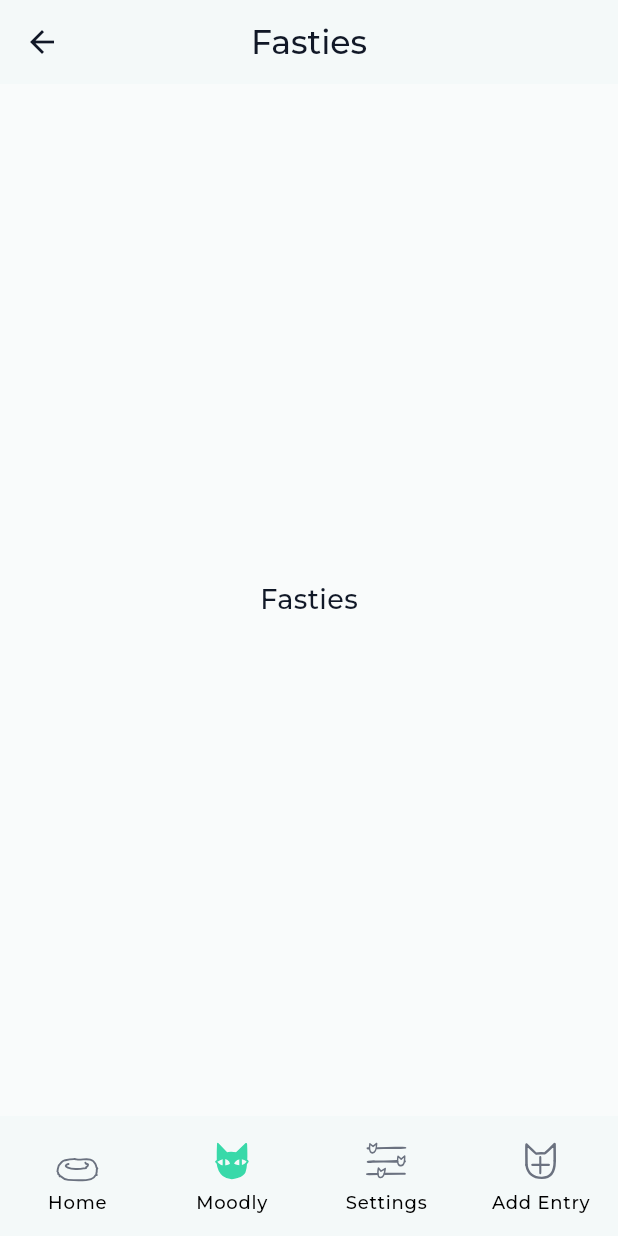
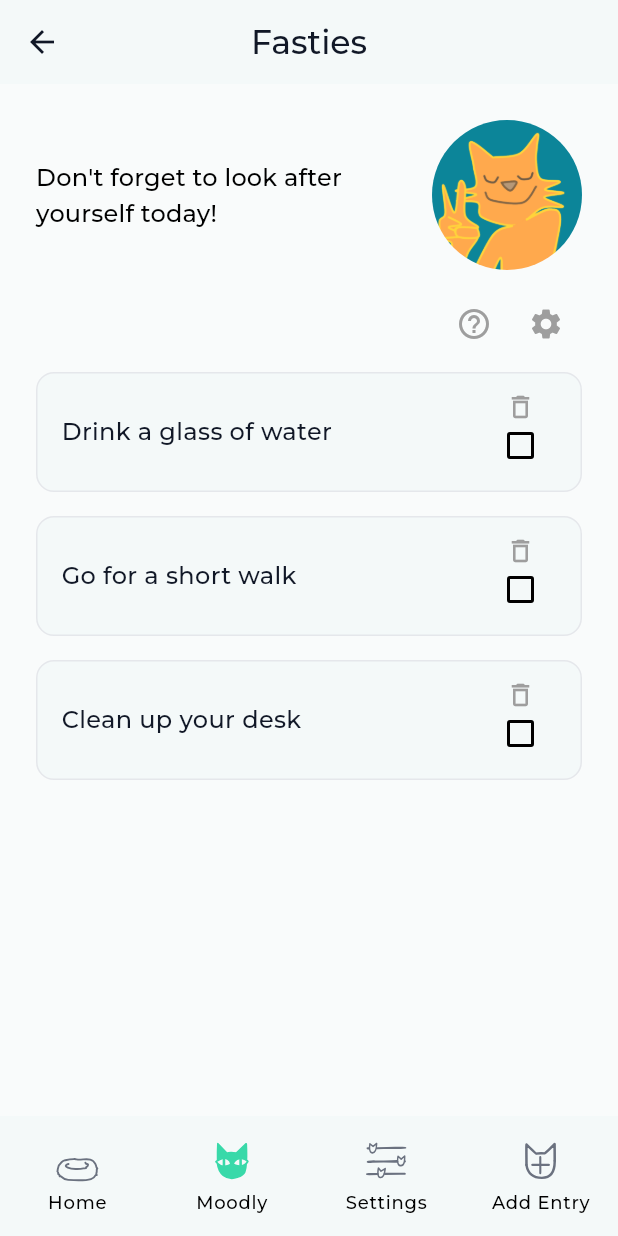
Before and after one commit to codemalcolm/moodly_client, a Flutter app: the screen it shows after launch, item 2 of the bottom bar chosen, on a phone screen of 412 x 824 dp. Run offline on Flutter 3.47's test engine with Material 3 defaults, Android fonts, the phone set to English and light mode, and no system bars; our stand-ins replace flutter_svg, image_picker; network calls fail; project files that could hold a hidden picture were left out.

Commit message:
implement fasties screen

```diff
--- a/lib/screens/all_entries_screen.dart
+++ b/lib/screens/all_entries_screen.dart
@@ -5,6 +5,8 @@ class AllEntriesScreen extends StatelessWidget {
 
   @override
   Widget build(BuildContext context) {
-    return Center(child: Text('All Entries', style: TextStyle(fontSize: 18)));
+    return Center(
+      child: Text('Journal (all entries)', style: TextStyle(fontSize: 18)),
+    );
   }
 }
--- a/lib/screens/fasties_screen.dart
+++ b/lib/screens/fasties_screen.dart
@@ -1,10 +1,107 @@
+import 'dart:convert';
 import 'package:flutter/material.dart';
+import 'package:flutter/services.dart' show rootBundle;
+import 'package:moodly_client/widgets/fastie_task_card.dart';
 
-class FastiesScreen extends StatelessWidget {
+class FastiesScreen extends StatefulWidget {
   const FastiesScreen({super.key});
 
   @override
+  State<FastiesScreen> createState() => _FastiesScreenState();
+}
+
+class _FastiesScreenState extends State<FastiesScreen> {
+  List<Map<String, dynamic>> allFasties = [];
+  List<Map<String, dynamic>> fasties = [];
+
+  @override
+  void initState() {
+    super.initState();
+    loadFasties();
+  }
+
+  Future<void> loadFasties() async {
+    final String jsonString = await rootBundle.loadString(
+      'assets/data/fasties.json',
+    );
+    final List<dynamic> jsonList = json.decode(jsonString);
+    allFasties = jsonList.cast<Map<String, dynamic>>();
+    setState(() {
+      fasties = allFasties.take(3).toList();
+    });
+  }
+
+  void replaceFastie(int index) {
+    final usedTasks = fasties.map((f) => f['task']).toSet();
+    final remaining =
+        allFasties.where((f) => !usedTasks.contains(f['task'])).toList();
+    if (remaining.isNotEmpty) {
+      setState(() {
+        fasties[index] = remaining.first;
+      });
+    }
+  }
+
+  @override
   Widget build(BuildContext context) {
-    return Center(child: Text('Fasties', style: TextStyle(fontSize: 18)));
+    final theme = Theme.of(context);
+    return SingleChildScrollView(
+      padding: const EdgeInsets.all(24),
+      child: Column(
+        crossAxisAlignment: CrossAxisAlignment.start,
+        children: [
+          Row(
+            children: [
+              Expanded(
+                child: Text(
+                  "Don't forget to look after yourself today!",
+                  style: theme.textTheme.titleMedium,
+                ),
+              ),
+              const SizedBox(width: 16),
+              ClipRRect(
+                borderRadius: BorderRadius.circular(50),
+                child: Image.asset(
+                  'assets/images/moodly_speech.png',
+                  width: 100,
+                  height: 100,
+                ),
+              ),
+            ],
+          ),
+          const SizedBox(height: 12),
+          Row(
+            // crossAxisAlignment: CrossAxisAlignment.end,
+            mainAxisAlignment: MainAxisAlignment.end,
+            children: [
+              IconButton(
+                onPressed: () {
+                  // TODO: show help dialog or info
+                },
+                icon: const Icon(Icons.help_outline),
+                color: Colors.grey,
+              ),
+              IconButton(
+                onPressed: () {
+                  Navigator.pushNamed(context, '/fasties_settings');
+                },
+                icon: const Icon(Icons.settings),
+                color: Colors.grey,
+              ),
+            ],
+          ),
+          Column(
+            children: List.generate(fasties.length, (index) {
+              final item = fasties[index];
+              return FastieTaskCard(
+                task: item['task'],
+                category: item['category'],
+                onDelete: () => replaceFastie(index),
+              );
+            }),
+          ),
+        ],
+      ),
+    );
   }
 }
--- a/lib/screens/settings_account_screen.dart
+++ b/lib/screens/settings_account_screen.dart
@@ -113,7 +113,6 @@ class _SettingsAccountScreenState extends State<SettingsAccountScreen> {
               ),
             ),
             const SizedBox(height: 32),
-
             Align(
               alignment: Alignment.centerLeft,
               child: Text('Username', style: textTheme.titleMedium),
@@ -121,10 +120,9 @@ class _SettingsAccountScreenState extends State<SettingsAccountScreen> {
             const SizedBox(height: 8),
             const CustomTextInput(
               hintText: 'Username',
-              initialValue: 'moodly_user',
+              initialValue: 'moodly_user', // TODO: show actual user data
             ),
             const SizedBox(height: 24),
-
             Align(
               alignment: Alignment.centerLeft,
               child: Text('Name & Last name', style: textTheme.titleMedium),
--- /dev/null
+++ b/lib/widgets/fastie_task_card.dart
@@ -0,0 +1,108 @@
+import 'package:flutter/material.dart';
+
+class FastieTaskCard extends StatefulWidget {
+  final String task;
+  final String category;
+  final VoidCallback onDelete;
+
+  const FastieTaskCard({
+    super.key,
+    required this.task,
+    required this.category,
+    required this.onDelete,
+  });
+  @override
+  State<FastieTaskCard> createState() => _FastieTaskCardState();
+}
+
+class _FastieTaskCardState extends State<FastieTaskCard> {
+  bool isChecked = false;
+
+  void _showDeleteDialog() {
+    showDialog(
+      context: context,
+      builder:
+          (ctx) => AlertDialog(
+            title: const Text('Delete Fastie?'),
+            content: const Text('Do you really want to delete this Fastie?'),
+            actions: [
+              TextButton(
+                onPressed: () => Navigator.pop(ctx),
+                child: const Text('Cancel'),
+              ),
+              TextButton(
+                onPressed: () {
+                  Navigator.pop(ctx);
+                  widget.onDelete();
+                },
+                child: const Text('Delete'),
+              ),
+            ],
+          ),
+    );
+  }
+
+  @override
+  @override
+  Widget build(BuildContext context) {
+    return Container(
+      padding: const EdgeInsets.symmetric(vertical: 12, horizontal: 16),
+      margin: const EdgeInsets.symmetric(vertical: 8),
+      decoration: BoxDecoration(
+        color: Theme.of(context).colorScheme.surface,
+        borderRadius: BorderRadius.circular(12),
+        border: Border.all(color: Theme.of(context).dividerColor),
+      ),
+      height: 80,
+      child: Row(
+        crossAxisAlignment: CrossAxisAlignment.center,
+        children: [
+          Expanded(
+            child: Text(
+              widget.task,
+              style: TextStyle(
+                fontSize: 16,
+                decoration: isChecked ? TextDecoration.lineThrough : null,
+              ),
+            ),
+          ),
+          const SizedBox(width: 12),
+
+          Column(
+            children: [
+              Expanded(
+                flex: 1,
+                child: Align(
+                  alignment: Alignment.topCenter,
+                  child: IconButton(
+                    icon: const Icon(Icons.delete_outline),
+                    onPressed: _showDeleteDialog,
+                    padding: EdgeInsets.zero,
+                    constraints: const BoxConstraints(),
+                    color: Colors.grey,
+                    iconSize: 20,
+                  ),
+                ),
+              ),
+              Expanded(
+                flex: 2,
+                child: Align(
+                  alignment: Alignment.center,
+                  child: Checkbox(
+                    value: isChecked,
+                    onChanged: (val) {
+                      setState(() {
+                        isChecked = val ?? false;
+                      });
+                    },
+                    visualDensity: VisualDensity.compact,
+                  ),
+                ),
+              ),
+            ],
+          ),
+        ],
+      ),
+    );
+  }
+}
--- a/pubspec.yaml
+++ b/pubspec.yaml
@@ -40,6 +40,8 @@ flutter:
    - assets/icons/icon_mood_tired.svg
    - assets/icons/icon_settings.svg
    - assets/icons/icon_settings_outlined.svg
+   - assets/images/moodly_speech.png
+   - assets/data/fasties.json
 
   fonts:
     - family: Montserrat
```
Also changed, not shown: assets/data/fasties.json (added, +58 -0 lines), assets/images/moodly_speech.png (added).
